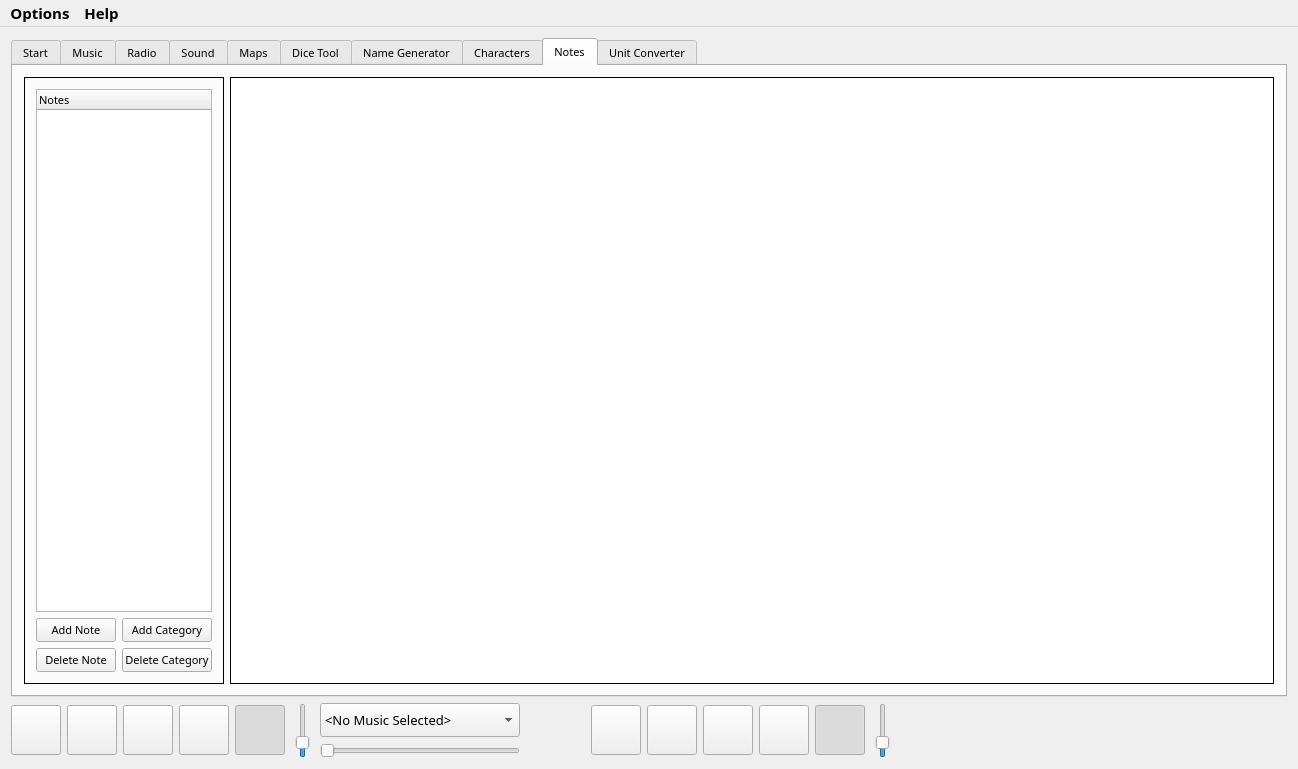
Old version of the form C++Project/GM-Companion/mainwindow.ui in the repository PhilInTheGaps/GM-Companion.
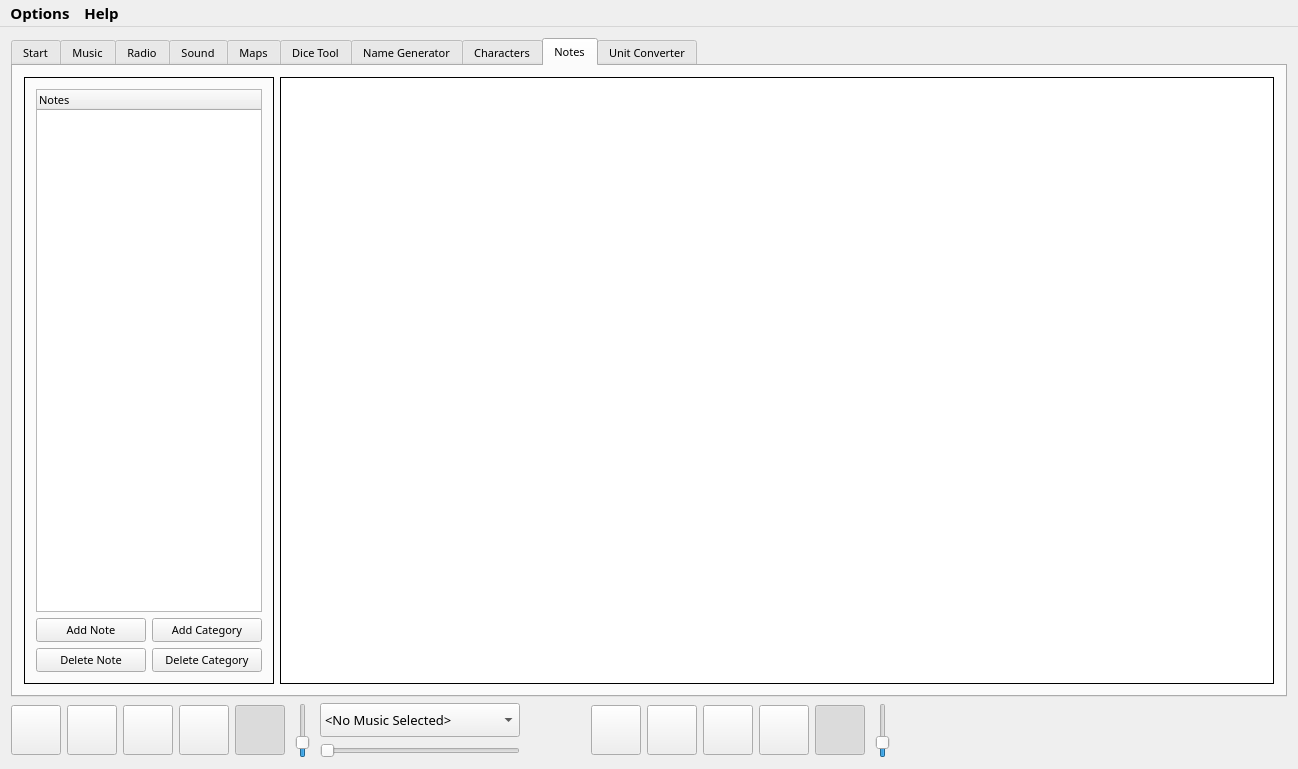
New version of the form. The open tabs and pages were chosen to show the change. Icons and pictures are not drawn.

```diff
--- a/C++Project/GM-Companion/mainwindow.ui
+++ b/C++Project/GM-Companion/mainwindow.ui
@@ -834,7 +834,7 @@
          <widget class="QFrame" name="frame_2">
           <property name="maximumSize">
            <size>
-            <width>200</width>
+            <width>250</width>
             <height>16777215</height>
            </size>
           </property>
```
Left out of the diff: 16 changed lines with no effect on the pictures.
